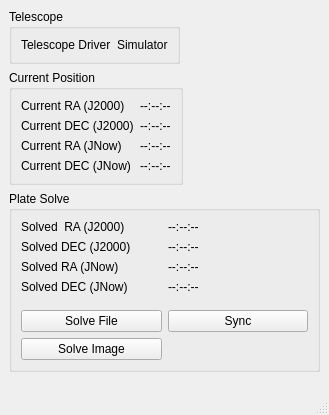
First picture: the form in pyastrometry_qt.ui, repository PythonAstroimagingSuite/pyastrometry, before the edit.
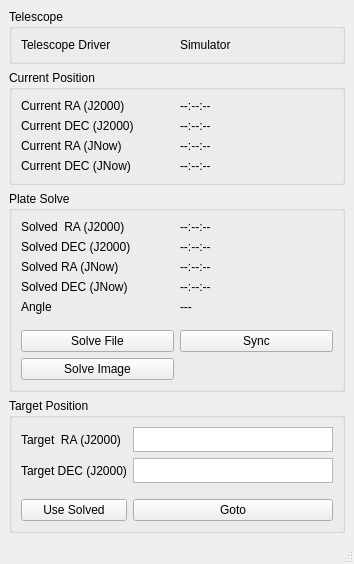
Second picture: the form after the edit.

Commit message: added target and goto

The edit to the form file:
```diff
--- a/pyastrometry_qt.ui
+++ b/pyastrometry_qt.ui
@@ -6,16 +6,16 @@
    <rect>
     <x>0</x>
     <y>0</y>
-    <width>329</width>
-    <height>415</height>
+    <width>339</width>
+    <height>556</height>
    </rect>
   </property>
   <property name="windowTitle">
    <string>MainWindow</string>
   </property>
   <widget class="QWidget" name="centralwidget">
-   <layout class="QFormLayout" name="formLayout">
-    <item row="0" column="0">
+   <layout class="QVBoxLayout" name="verticalLayout">
+    <item>
      <widget class="QGroupBox" name="groupBox_3">
       <property name="title">
        <string>Telescope</string>
@@ -38,7 +38,7 @@
       </layout>
      </widget>
     </item>
-    <item row="1" column="0">
+    <item>
      <widget class="QGroupBox" name="groupBox">
       <property name="title">
        <string>Current Position</string>
@@ -103,15 +103,19 @@
       </layout>
      </widget>
     </item>
-    <item row="3" column="0">
-     <layout class="QGridLayout" name="gridLayout_4"/>
-    </item>
-    <item row="2" column="0" colspan="2">
+    <item>
      <widget class="QGroupBox" name="groupBox_2">
       <property name="title">
        <string>Plate Solve</string>
       </property>
       <layout class="QGridLayout" name="gridLayout_2">
+       <item row="6" column="1">
+        <widget class="QPushButton" name="sync_pos_button">
+         <property name="text">
+          <string>Sync</string>
+         </property>
+        </widget>
+       </item>
        <item row="1" column="0">
         <widget class="QLabel" name="label_7">
          <property name="text">
@@ -168,29 +172,144 @@
          </property>
         </widget>
        </item>
-       <item row="6" column="0">
+       <item row="5" column="0" colspan="2">
+        <spacer name="horizontalSpacer">
+         <property name="orientation">
+          <enum>Qt::Horizontal</enum>
+         </property>
+         <property name="sizeType">
+          <enum>QSizePolicy::Fixed</enum>
+         </property>
+         <property name="sizeHint" stdset="0">
+          <size>
+           <width>40</width>
+           <height>10</height>
+          </size>
+         </property>
+        </spacer>
+       </item>
+       <item row="7" column="0">
         <widget class="QPushButton" name="solve_image_button">
          <property name="text">
           <string>Solve Image</string>
          </property>
         </widget>
        </item>
-       <item row="5" column="0">
+       <item row="6" column="0">
         <widget class="QPushButton" name="solve_file_button">
          <property name="text">
           <string>Solve File</string>
          </property>
         </widget>
        </item>
-       <item row="5" column="1">
-        <widget class="QPushButton" name="sync_pos_button">
+       <item row="4" column="0">
+        <widget class="QLabel" name="label_10">
          <property name="text">
-          <string>Sync</string>
+          <string>Angle</string>
          </property>
         </widget>
        </item>
-       <item row="4" column="0" colspan="2">
-        <spacer name="horizontalSpacer">
+       <item row="4" column="1">
+        <widget class="QLabel" name="solve_roll_angle_label">
+         <property name="text">
+          <string>---</string>
+         </property>
+        </widget>
+       </item>
+      </layout>
+     </widget>
+    </item>
+    <item>
+     <widget class="QGroupBox" name="groupBox_4">
+      <property name="sizePolicy">
+       <sizepolicy hsizetype="Preferred" vsizetype="Preferred">
+        <horstretch>0</horstretch>
+        <verstretch>0</verstretch>
+       </sizepolicy>
+      </property>
+      <property name="title">
+       <string>Target Position</string>
+      </property>
+      <layout class="QGridLayout" name="gridLayout_5">
+       <item row="0" column="1">
+        <widget class="QPlainTextEdit" name="target_ra_j2000_entry">
+         <property name="sizePolicy">
+          <sizepolicy hsizetype="Fixed" vsizetype="Fixed">
+           <horstretch>0</horstretch>
+           <verstretch>0</verstretch>
+          </sizepolicy>
+         </property>
+         <property name="maximumSize">
+          <size>
+           <width>200</width>
+           <height>25</height>
+          </size>
+         </property>
+         <property name="verticalScrollBarPolicy">
+          <enum>Qt::ScrollBarAlwaysOff</enum>
+         </property>
+         <property name="horizontalScrollBarPolicy">
+          <enum>Qt::ScrollBarAlwaysOff</enum>
+         </property>
+         <property name="sizeAdjustPolicy">
+          <enum>QAbstractScrollArea::AdjustIgnored</enum>
+         </property>
+         <property name="tabChangesFocus">
+          <bool>true</bool>
+         </property>
+         <property name="lineWrapMode">
+          <enum>QPlainTextEdit::NoWrap</enum>
+         </property>
+        </widget>
+       </item>
+       <item row="1" column="0">
+        <widget class="QLabel" name="label_11">
+         <property name="text">
+          <string>Target DEC (J2000)</string>
+         </property>
+        </widget>
+       </item>
+       <item row="1" column="1">
+        <widget class="QPlainTextEdit" name="target_dec_j2000_entry">
+         <property name="sizePolicy">
+          <sizepolicy hsizetype="Fixed" vsizetype="Fixed">
+           <horstretch>0</horstretch>
+           <verstretch>0</verstretch>
+          </sizepolicy>
+         </property>
+         <property name="maximumSize">
+          <size>
+           <width>200</width>
+           <height>25</height>
+          </size>
+         </property>
+         <property name="verticalScrollBarPolicy">
+          <enum>Qt::ScrollBarAlwaysOff</enum>
+         </property>
+         <property name="horizontalScrollBarPolicy">
+          <enum>Qt::ScrollBarAlwaysOff</enum>
+         </property>
+         <property name="tabChangesFocus">
+          <bool>true</bool>
+         </property>
+        </widget>
+       </item>
+       <item row="3" column="1">
+        <widget class="QPushButton" name="target_goto_button">
+         <property name="text">
+          <string>Goto</string>
+         </property>
+        </widget>
+       </item>
+       <item row="0" column="0">
+        <widget class="QLabel" name="label_13">
+         <property name="text">
+          <string>Target  RA (J2000)</string>
+         </property>
+        </widget>
+       </item>
+       <item row="2" column="0" colspan="2">
+        <spacer name="horizontalSpacer_2">
          <property name="orientation">
           <enum>Qt::Horizontal</enum>
          </property>
@@ -205,6 +324,13 @@
          </property>
         </spacer>
        </item>
+       <item row="3" column="0">
+        <widget class="QPushButton" name="target_use_solved_button">
+         <property name="text">
+          <string>Use Solved</string>
+         </property>
+        </widget>
+       </item>
       </layout>
      </widget>
     </item>
```
Left out of the diff: 2 changed lines with no effect on the pictures. The commit also changes 2 other files.
